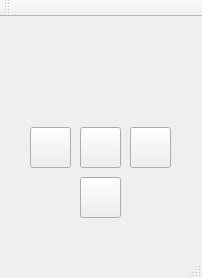
Above: NxtDisplay/mainwindow.ui from qreal/qreal before the change. Below: the same form after it.
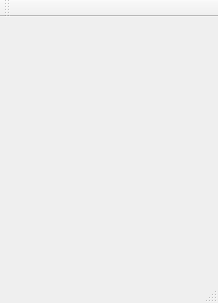
That is the form after the change.

Commit message: separate widget with gridLayout

```diff
--- a/NxtDisplay/mainwindow.ui
+++ b/NxtDisplay/mainwindow.ui
@@ -6,67 +6,14 @@
    <rect>
     <x>0</x>
     <y>0</y>
-    <width>202</width>
-    <height>278</height>
+    <width>218</width>
+    <height>303</height>
    </rect>
   </property>
   <property name="windowTitle">
    <string>MainWindow</string>
   </property>
-  <widget class="QWidget" name="centralWidget">
-   <widget class="QPushButton" name="centralButton">
-    <property name="geometry">
-     <rect>
-      <x>80</x>
-      <y>110</y>
-      <width>41</width>
-      <height>41</height>
-     </rect>
-    </property>
-    <property name="text">
-     <string/>
-    </property>
-   </widget>
-   <widget class="QPushButton" name="leftButton">
-    <property name="geometry">
-     <rect>
-      <x>30</x>
-      <y>110</y>
-      <width>41</width>
-      <height>41</height>
-     </rect>
-    </property>
-    <property name="text">
-     <string/>
-    </property>
-   </widget>
-   <widget class="QPushButton" name="rightButton">
-    <property name="geometry">
-     <rect>
-      <x>130</x>
-      <y>110</y>
-      <width>41</width>
-      <height>41</height>
-     </rect>
-    </property>
-    <property name="text">
-     <string/>
-    </property>
-   </widget>
-   <widget class="QPushButton" name="lowerButton">
-    <property name="geometry">
-     <rect>
-      <x>80</x>
-      <y>160</y>
-      <width>41</width>
-      <height>41</height>
-     </rect>
-    </property>
-    <property name="text">
-     <string/>
-    </property>
-   </widget>
-  </widget>
+  <widget class="QWidget" name="centralWidget"/>
   <widget class="QMenuBar" name="menuBar">
    <property name="geometry">
     <rect>
```
Left out of the diff: 2 changed lines with no effect on the pictures. The commit also changes 4 other files.
